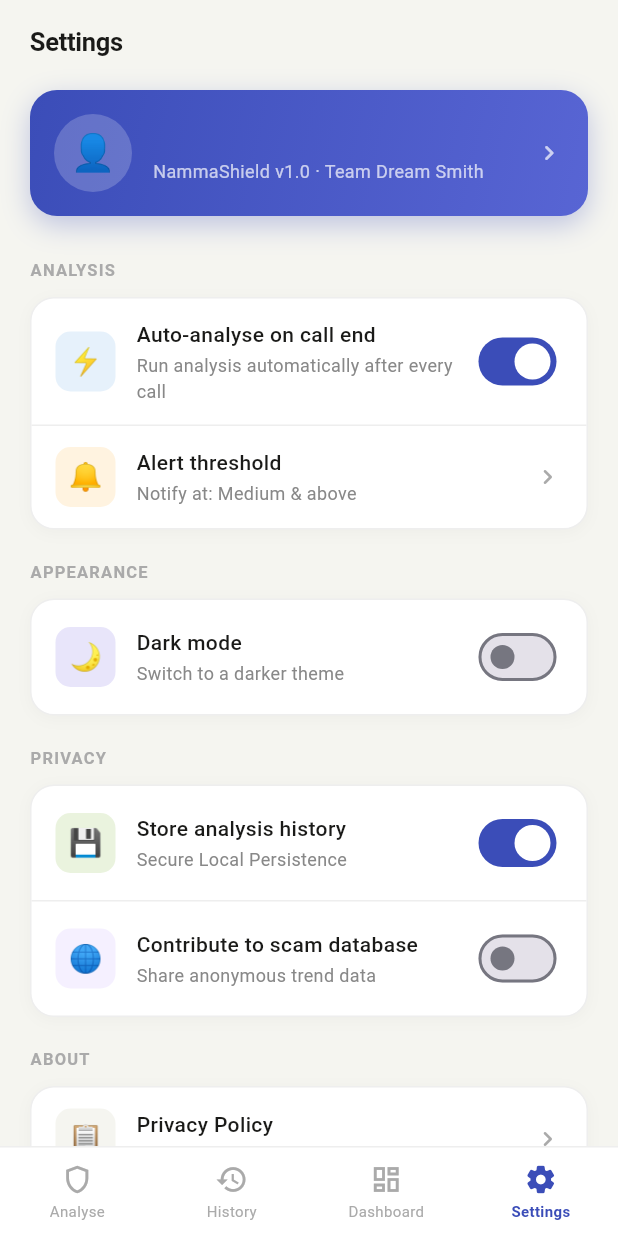
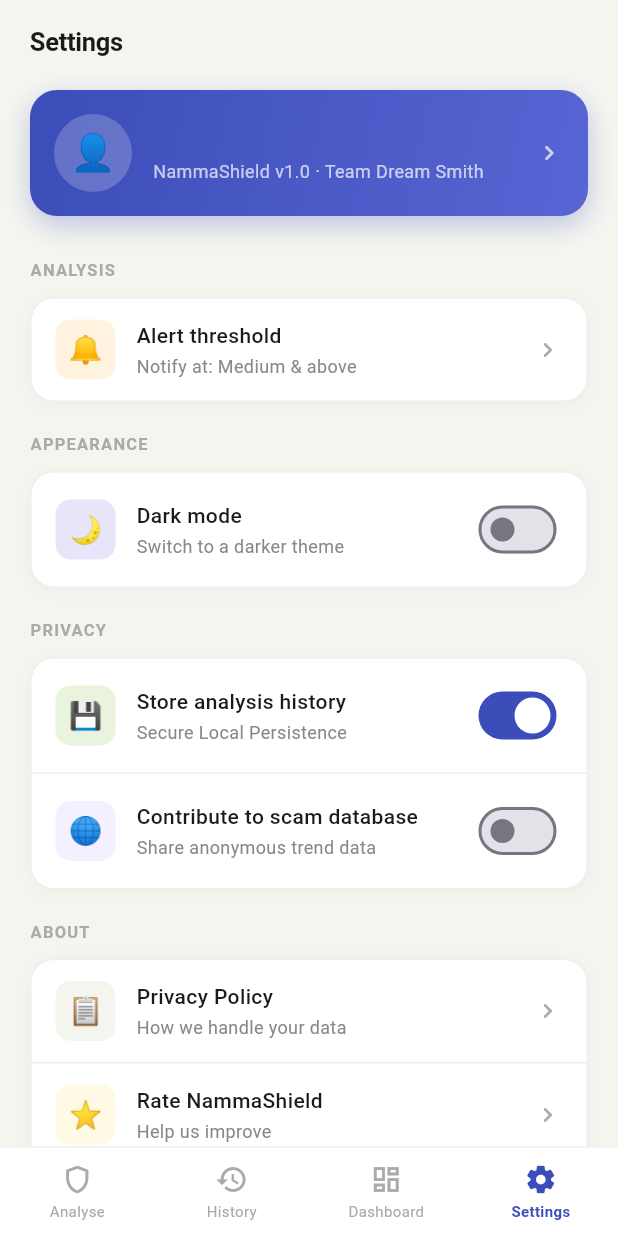
Before and after one commit to Nav-0019/Criminal_Investigation_PS, a Flutter app: the HomeScreen screen opened directly, after a tap on "Settings", on a phone screen of 412 x 824 dp. Run offline on Flutter 3.47's test engine with Material 3 defaults, Android fonts, the phone set to English and light mode, and no system bars; our stand-ins replace file_picker, fl_chart, flutter_map, geocoding, geolocator, latlong2 and 6 more; missing offline and left inert: record; accounts and stored records are empty.

Commit message:
Isolated settings for roles, removed auto-analyse for citizen, and fixed PDF generation in police registry

```diff
--- a/frontend/lib/screens/settings_screen.dart
+++ b/frontend/lib/screens/settings_screen.dart
@@ -13,11 +13,11 @@
 }
 
 class _SettingsScreenState extends State<SettingsScreen> {
-  bool _autoAnalyse = true;
   bool _storeHistory = true;
   bool _contribute = false;
   String _alertThreshold = 'Medium & above';
   String _userName = 'Protected User';
+  bool _isPolice = false;
 
   @override
   void initState() {
@@ -31,6 +31,7 @@
       _userName = prefs.getString('userName') ?? 'Protected User';
       final role = prefs.getString('userRole') ?? 'Citizen';
       if (role == 'Police') {
+        _isPolice = true;
         _userName += ' (Police Official)';
       }
     });
@@ -93,22 +94,13 @@
           ),
         ),
 
+        if (!_isPolice) ...[
           SizedBox(height: 28),
-
           // ── ANALYSIS Section ───────────────────────────────────────────────
           _SectionLabel(label: 'ANALYSIS'),
           SizedBox(height: 10),
 
           _SettingsCard(children: [
-          _ToggleRow(
-            icon: '⚡',
-            iconBg: Color(0xFFE6F1FB),
-            title: 'Auto-analyse on call end',
-            subtitle: 'Run analysis automatically after every call',
-            value: _autoAnalyse,
-            onChanged: (v) => setState(() => _autoAnalyse = v),
-          ),
-          Divider(height: 1, color: AppColors.divider),
             _NavRow(
               icon: '🔔',
               iconBg: Color(0xFFFFF3E0),
@@ -117,6 +109,7 @@
               onTap: () => _showThresholdSheet(context),
             ),
           ]),
+        ],
 
         SizedBox(height: 20),
 
@@ -140,6 +133,7 @@
           ),
         ]),
 
+        if (!_isPolice) ...[
           SizedBox(height: 20),
 
           // ── PRIVACY Section ────────────────────────────────────────────────
@@ -208,6 +202,7 @@
               },
             ),
           ]),
+        ],
 
         SizedBox(height: 20),
 
```
Also changed, not shown: frontend/lib/screens/police_case_registry_screen.dart (+35 -3 lines), 1 other file. Lines whose indentation alone changed are shown as unchanged.
